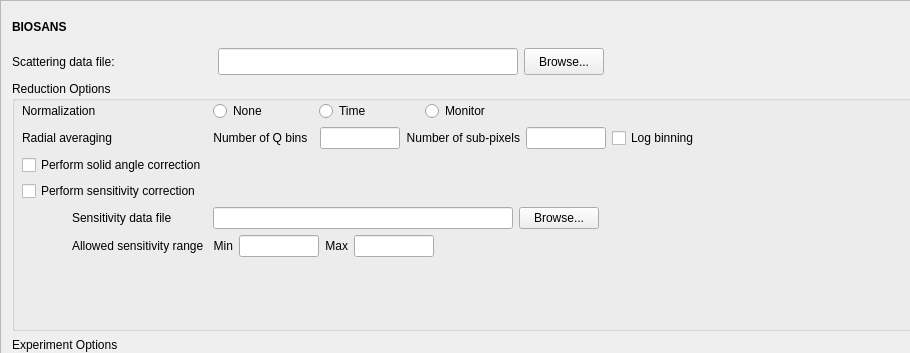
Before: the Qt Designer form Code/Mantid/Scripts/Interface/ui/hfir_data_summary.ui in mantidproject/mantid, drawn with Qt 5; both pictures show x 0 to 910 and y 0 to 353 of the 1026 by 875 pixel window.
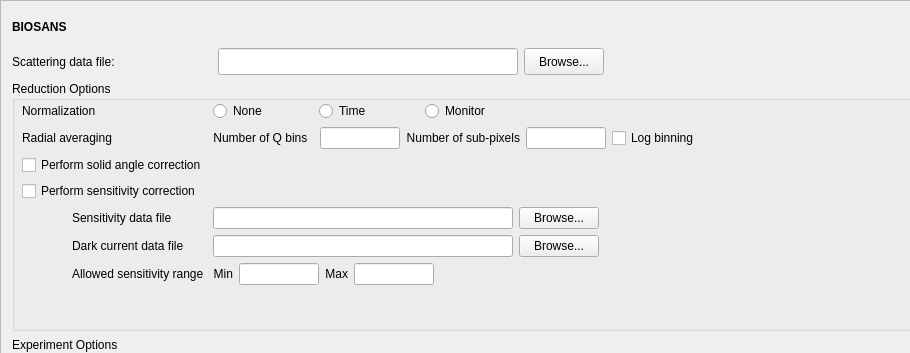
After: the same form once the commit is applied.

Commit message: Added dark current to sensitivity corr UI. Re #2396

```diff
--- a/Code/Mantid/Scripts/Interface/ui/hfir_data_summary.ui
+++ b/Code/Mantid/Scripts/Interface/ui/hfir_data_summary.ui
@@ -181,7 +181,7 @@
         <x>10</x>
         <y>20</y>
         <width>881</width>
-        <height>187</height>
+        <height>222</height>
        </rect>
       </property>
       <layout class="QGridLayout" name="gridLayout_2">
@@ -470,23 +470,7 @@
          </property>
         </widget>
        </item>
-       <item row="4" column="0">
-        <widget class="QLabel" name="sensivity_file_label">
-         <property name="text">
-          <string>Sensitivity data file</string>
-         </property>
-         <property name="alignment">
-          <set>Qt::AlignLeading|Qt::AlignLeft|Qt::AlignVCenter</set>
-         </property>
-         <property name="wordWrap">
-          <bool>false</bool>
-         </property>
-         <property name="indent">
-          <number>50</number>
-         </property>
-        </widget>
-       </item>
-       <item row="4" column="1">
+       <item row="5" column="1">
         <layout class="QHBoxLayout" name="horizontalLayout_4">
          <item>
           <widget class="QLineEdit" name="sensitivity_file_edit">
@@ -541,7 +525,7 @@
          </item>
         </layout>
        </item>
-       <item row="5" column="0">
+       <item row="7" column="0">
         <widget class="QLabel" name="sensitivity_range_label">
          <property name="text">
           <string>Allowed sensitivity range</string>
@@ -551,7 +535,7 @@
          </property>
         </widget>
        </item>
-       <item row="5" column="1">
+       <item row="7" column="1">
         <layout class="QHBoxLayout" name="horizontalLayout_5">
          <item>
           <widget class="QLabel" name="sensitivity_min_label">
@@ -674,6 +658,93 @@
          </item>
         </layout>
        </item>
+       <item row="6" column="1">
+        <layout class="QHBoxLayout" name="horizontalLayout_6">
+         <item>
+          <widget class="QLineEdit" name="sensitivity_dark_file_edit">
+           <property name="sizePolicy">
+            <sizepolicy hsizetype="Fixed" vsizetype="Fixed">
+             <horstretch>0</horstretch>
+             <verstretch>0</verstretch>
+            </sizepolicy>
+           </property>
+           <property name="minimumSize">
+            <size>
+             <width>300</width>
+             <height>0</height>
+            </size>
+           </property>
+           <property name="baseSize">
+            <size>
+             <width>0</width>
+             <height>0</height>
+            </size>
+           </property>
+           <property name="toolTip">
+            <string>Enter a valid file path to be used for the dark current data.</string>
+           </property>
+          </widget>
+         </item>
+         <item>
+          <widget class="QPushButton" name="sensitivity_dark_browse_button">
+           <property name="sizePolicy">
+            <sizepolicy hsizetype="Fixed" vsizetype="Fixed">
+             <horstretch>0</horstretch>
+             <verstretch>0</verstretch>
+            </sizepolicy>
+           </property>
+           <property name="text">
+            <string>Browse...</string>
+           </property>
+          </widget>
+         </item>
+         <item>
+          <spacer name="horizontalSpacer_7">
+           <property name="orientation">
+            <enum>Qt::Horizontal</enum>
+           </property>
+           <property name="sizeHint" stdset="0">
+            <size>
+             <width>40</width>
+             <height>20</height>
+            </size>
+           </property>
+          </spacer>
+         </item>
+        </layout>
+       </item>
+       <item row="5" column="0">
+        <widget class="QLabel" name="sensivity_file_label">
+         <property name="text">
+          <string>Sensitivity data file</string>
+         </property>
+         <property name="alignment">
+          <set>Qt::AlignLeading|Qt::AlignLeft|Qt::AlignVCenter</set>
+         </property>
+         <property name="wordWrap">
+          <bool>false</bool>
+         </property>
+         <property name="indent">
+          <number>50</number>
+         </property>
+        </widget>
+       </item>
+       <item row="6" column="0">
+        <widget class="QLabel" name="sensivity_dark_file_label">
+         <property name="text">
+          <string>Dark current data file</string>
+         </property>
+         <property name="alignment">
+          <set>Qt::AlignLeading|Qt::AlignLeft|Qt::AlignVCenter</set>
+         </property>
+         <property name="wordWrap">
+          <bool>false</bool>
+         </property>
+         <property name="indent">
+          <number>50</number>
+         </property>
+        </widget>
+       </item>
       </layout>
      </widget>
     </widget>
```
The commit also changes 4 other files.
